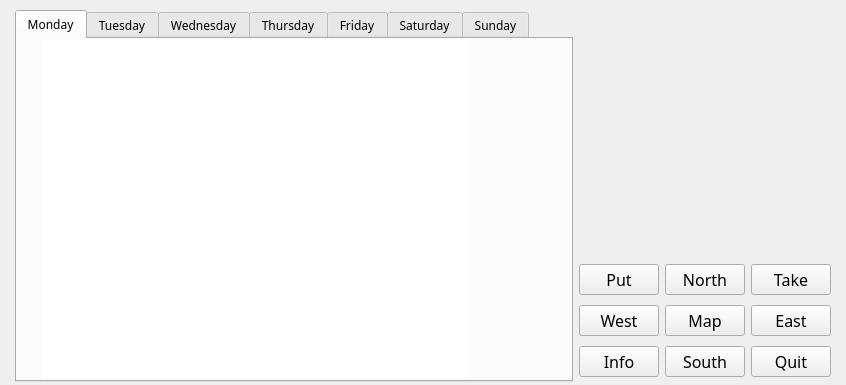
This is University Life/uniZork.ui in Metagawa/Zorklike-Game-University-Life as Qt 5 draws it before an edit. The edited form follows.
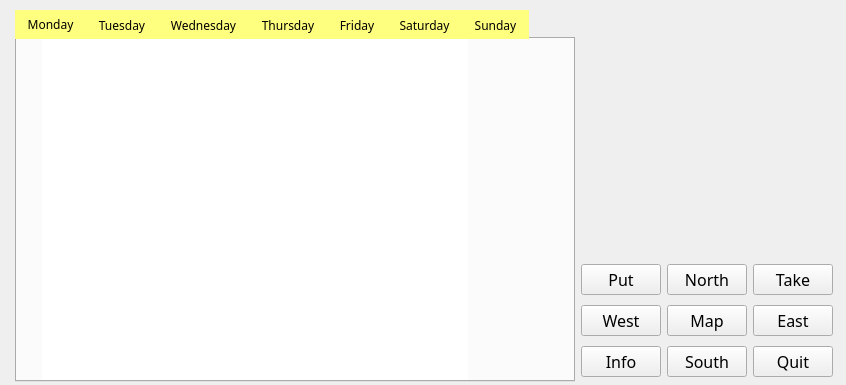
This is the edited form. The open tabs and pages were chosen to show the change. Icons and pictures are not drawn.

The edit to the form file:
```diff
--- a/University Life/uniZork.ui
+++ b/University Life/uniZork.ui
@@ -43,13 +43,13 @@
      <rect>
       <x>15</x>
       <y>10</y>
-      <width>816</width>
+      <width>818</width>
       <height>372</height>
      </rect>
     </property>
     <property name="maximumSize">
      <size>
-      <width>816</width>
+      <width>824</width>
       <height>372</height>
      </size>
     </property>
@@ -240,8 +240,14 @@
       </item>
       <item row="0" column="0">
        <widget class="QTabWidget" name="tabWidget">
+        <property name="font">
+         <font>
+          <family>MV Boli</family>
+         </font>
+        </property>
         <property name="styleSheet">
-         <string notr="true">QTabBar::tab { background-image: url(:/new/images/images/business-room.png); }
+         <string notr="true">QTabBar::tab { background-color: rgb(255, 255, 127);color: rgb(0, 0, 0);}
+
 </string>
         </property>
         <property name="currentIndex">
@@ -253,6 +259,9 @@
           <height>16</height>
          </size>
         </property>
+        <property name="usesScrollButtons">
+         <bool>false</bool>
+        </property>
         <widget class="QWidget" name="Day1">
          <property name="styleSheet">
           <string notr="true">border: 0;</string>
```
Left out of the diff: 2 changed lines with no effect on the pictures.
